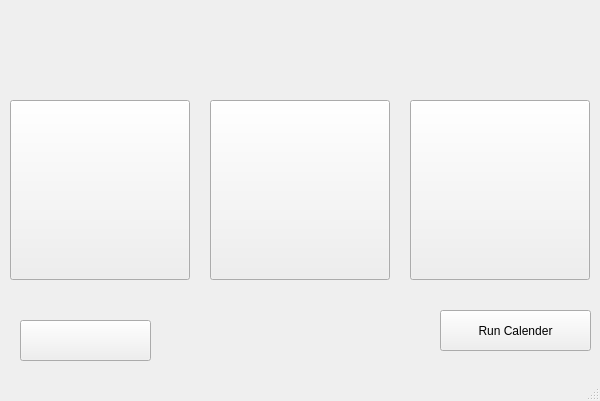
This is Team_GUI/Main/main.ui in preferKim/Embedded_Team1 as Qt 5 draws it before an edit. The edited form follows.
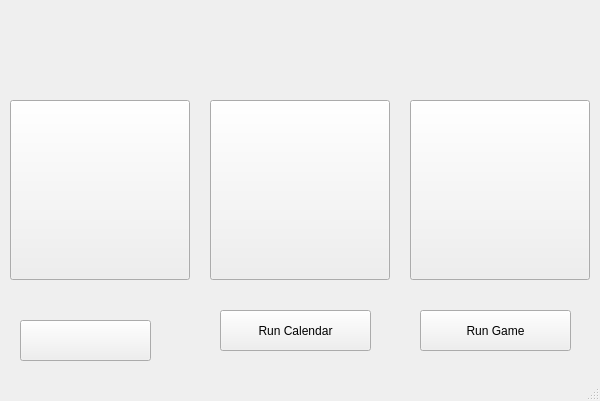
This is the edited form.

The edit to the form file:
```diff
--- a/Team_GUI/Main/main.ui
+++ b/Team_GUI/Main/main.ui
@@ -82,14 +82,27 @@
    <widget class="QPushButton" name="btn_run_calender">
     <property name="geometry">
      <rect>
-      <x>440</x>
+      <x>220</x>
       <y>310</y>
       <width>151</width>
       <height>41</height>
      </rect>
     </property>
     <property name="text">
-     <string>Run Calender</string>
+     <string>Run Calendar</string>
+    </property>
+   </widget>
+   <widget class="QPushButton" name="btn_run_game">
+    <property name="geometry">
+     <rect>
+      <x>420</x>
+      <y>310</y>
+      <width>151</width>
+      <height>41</height>
+     </rect>
+    </property>
+    <property name="text">
+     <string>Run Game</string>
     </property>
    </widget>
   </widget>
```
Left out of the diff: 2 changed lines with no effect on the pictures.
